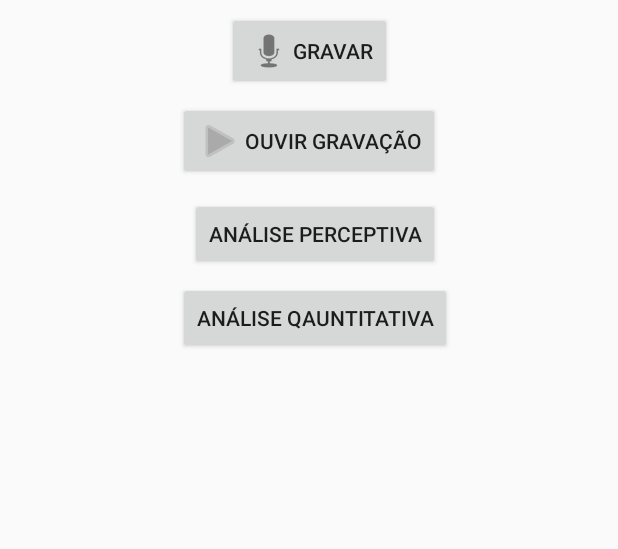
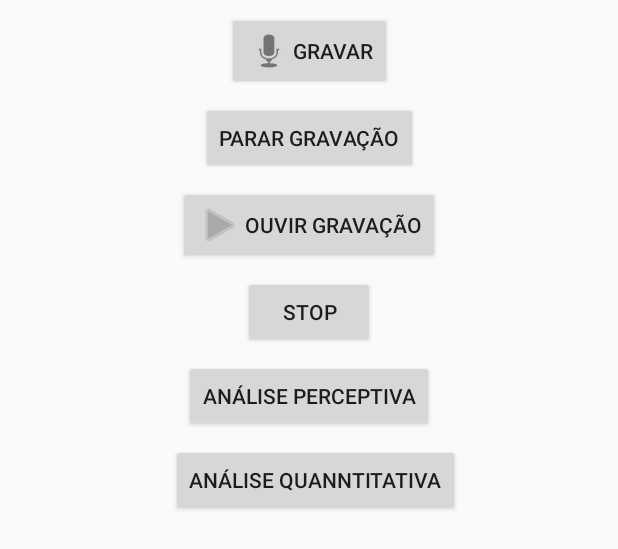
Before and after one commit to lucastadeu50/MyApplication, an Android app: the layout activity_gravacao.xml on its own in the app's theme, with its tools: preview values and no code run, on a phone screen of 412 x 824 dp. Shown: the top 549 px of the screen. Run offline under Robolectric (Android 15) with nearby library versions, the phone set to English and light mode, and no system bars.

Commit message:
gravacao

```diff
--- a/app/src/main/AndroidManifest.xml
+++ b/app/src/main/AndroidManifest.xml
@@ -24,7 +24,8 @@
         <activity android:name=".control.CadastroActivity" />
         <activity android:name=".control.EdicaoActivity" />
         <activity android:name=".control.InicarConsultaActivity" />
-        <activity android:name=".control.CadastroActivity$GravacaoActivity"></activity>
+        <activity android:name=".control.CadastroActivity$GravacaoActivity" />
+        <activity android:name=".control.GravacaoActivity"></activity>
     </application>
 
 </manifest>
--- a/app/src/main/java/com/example/dimasjose/myapplication/control/InicarConsultaActivity.java
+++ b/app/src/main/java/com/example/dimasjose/myapplication/control/InicarConsultaActivity.java
@@ -45,7 +45,7 @@ public class InicarConsultaActivity extends AppCompatActivity implements Adapter
     @Override
     public void onItemClick(AdapterView<?> adapterView, View view, int position, long id) {
         usuario = (Usuario) adapterView.getAdapter().getItem(position); // Salva o item que foi clickado na memoria ram
-        Intent intent = new Intent(this, GravacaoActivity.class); // chama a classe de edição
+        Intent intent = new Intent(InicarConsultaActivity.this, GravacaoActivity.class); // chama a classe de edição
 
         //   PUT EXTRA, serve pra levar os dados do usuario de uma tela pra outra,
         // como se voce tivesse colocando o usuario dentro de um carro e levando ele de uma cidade pra outra
--- a/app/src/main/res/layout/activity_gravacao.xml
+++ b/app/src/main/res/layout/activity_gravacao.xml
@@ -24,40 +24,57 @@
         android:id="@+id/buttonPlay"
         android:layout_width="wrap_content"
         android:layout_height="wrap_content"
-        android:layout_marginEnd="8dp"
-        android:layout_marginStart="8dp"
         android:layout_marginTop="8dp"
         android:drawableLeft="@android:drawable/ic_media_play"
         android:drawableTint="@android:color/darker_gray"
         android:text="Ouvir Gravação"
+        app:layout_constraintEnd_toEndOf="parent"
+        app:layout_constraintStart_toStartOf="parent"
+        app:layout_constraintTop_toBottomOf="@+id/buttonPararGravaçao" />
+
+    <Button
+        android:id="@+id/buttonAnalisePerceptiva"
+        android:layout_width="wrap_content"
+        android:layout_height="wrap_content"
+        android:layout_marginTop="8dp"
+        android:text="Análise Perceptiva"
+        app:layout_constraintEnd_toEndOf="parent"
+        app:layout_constraintStart_toStartOf="parent"
+        app:layout_constraintTop_toBottomOf="@+id/buttonStop" />
+
+    <Button
+        android:id="@+id/buttonAnalise"
+        android:layout_width="wrap_content"
+        android:layout_height="wrap_content"
+        android:layout_marginLeft="8dp"
+        android:layout_marginStart="8dp"
+        android:layout_marginTop="8dp"
+        android:text="Análise Quanntitativa"
+        app:layout_constraintBottom_toBottomOf="parent"
+        app:layout_constraintEnd_toEndOf="parent"
+        app:layout_constraintHorizontal_bias="0.5"
+        app:layout_constraintStart_toStartOf="parent"
+        app:layout_constraintTop_toBottomOf="@+id/buttonAnalisePerceptiva"
+        app:layout_constraintVertical_bias="0.0" />
+
+    <Button
+        android:id="@+id/buttonPararGravaçao"
+        android:layout_width="wrap_content"
+        android:layout_height="wrap_content"
+        android:layout_marginTop="8dp"
+        android:text="Parar Gravação"
         app:layout_constraintEnd_toEndOf="parent"
         app:layout_constraintHorizontal_bias="0.5"
         app:layout_constraintStart_toStartOf="parent"
         app:layout_constraintTop_toBottomOf="@+id/buttonGravar" />
 
     <Button
-        android:id="@+id/buttonAnalisePerceptiva"
+        android:id="@+id/buttonStop"
         android:layout_width="wrap_content"
         android:layout_height="wrap_content"
-        android:layout_marginStart="8dp"
-        android:layout_marginTop="12dp"
-        android:text="Análise Perceptiva"
+        android:layout_marginTop="8dp"
+        android:text="Stop"
         app:layout_constraintEnd_toEndOf="parent"
-        app:layout_constraintHorizontal_bias="0.5"
         app:layout_constraintStart_toStartOf="parent"
         app:layout_constraintTop_toBottomOf="@+id/buttonPlay" />
-
-    <Button
-        android:id="@+id/buttonAnalise"
-        android:layout_width="wrap_content"
-        android:layout_height="wrap_content"
-        android:layout_marginStart="8dp"
-        android:layout_marginTop="8dp"
-        android:text="Análise Qauntitativa"
-        app:layout_constraintBottom_toBottomOf="parent"
-        app:layout_constraintEnd_toEndOf="parent"
-        app:layout_constraintHorizontal_bias="0.5"
-        app:layout_constraintStart_toStartOf="parent"
-        app:layout_constraintTop_toBottomOf="@+id/buttonAnalisePerceptiva"
-        app:layout_constraintVertical_bias="0.0" />
 </android.support.constraint.ConstraintLayout>
```
Also changed, not shown: app/src/main/java/com/example/dimasjose/myapplication/control/GravacaoActivity.java (+162 -4 lines).
